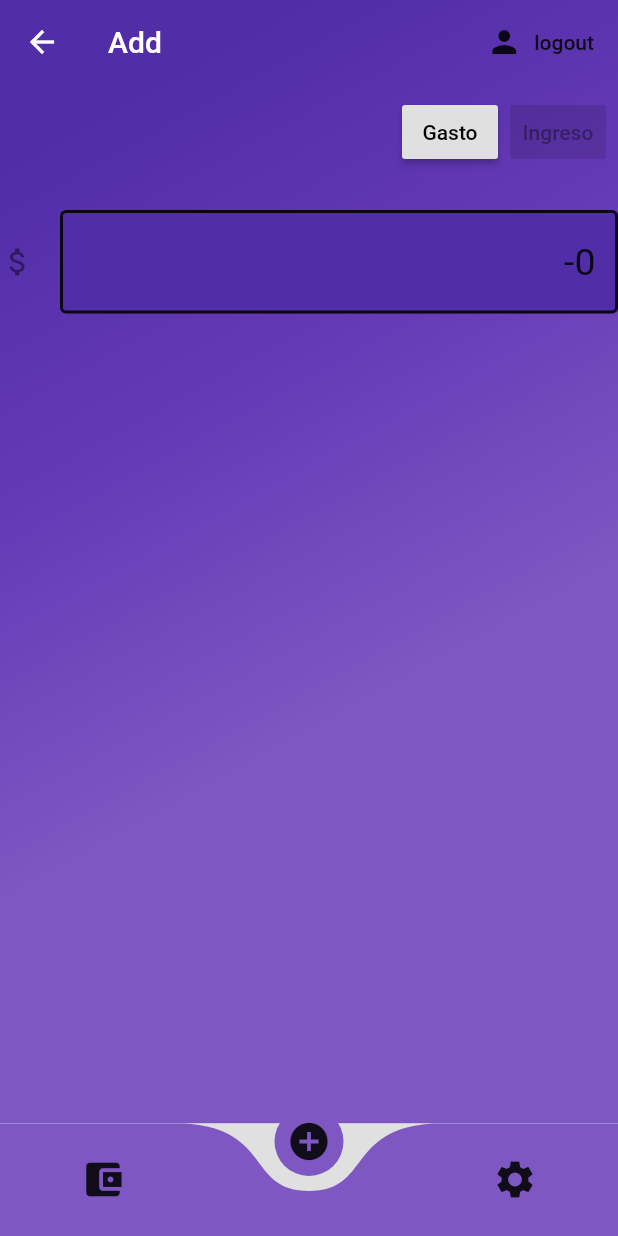
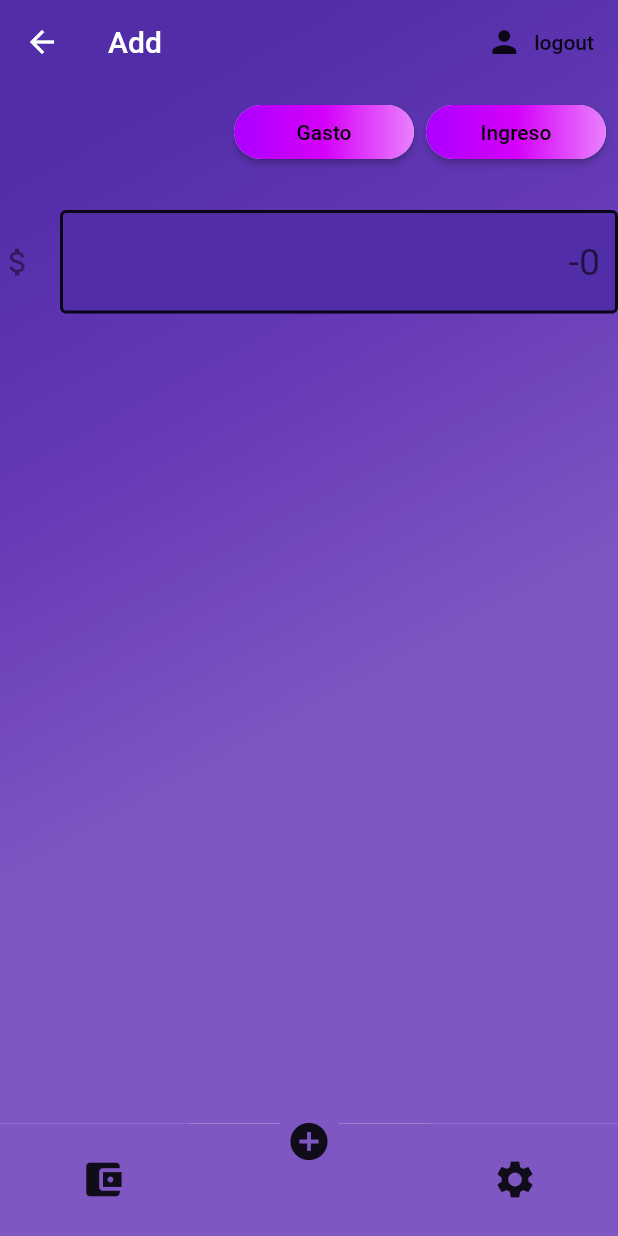
Before and after one commit to Jacttis/billetera_virtual, a Flutter app: the Home screen opened directly, item 2 of the bottom bar chosen, after a tap on "Gasto", on a phone screen of 412 x 824 dp. Run offline on Flutter 3.47's test engine with Material 2 defaults, Android fonts, the light colour scheme and no system bars; drawn by our look-alikes of curved_navigation_bar; our stand-ins replace cloud_firestore, firebase_auth, flutter_spinkit; accounts and stored records are empty.

Commit message:
Clase agregar2

```diff
--- /dev/null
+++ b/lib/models/TextoModificado.dart
@@ -0,0 +1,41 @@
+import 'package:flutter/material.dart';
+
+class TextoModificado{
+
+  InputDecoration texto;
+
+  TextoModificado();
+
+  InputDecoration devolverNegativo(){
+    texto=new InputDecoration(
+      fillColor: Colors.deepPurple[700], icon: Icon(Icons.attach_money),
+      hintText: '-0',
+      filled: true,
+      enabledBorder: OutlineInputBorder(
+        borderSide: BorderSide(color: Colors.black87, width: 2.0),
+      ),
+      focusedBorder: OutlineInputBorder(
+        borderSide: BorderSide(color: Colors.white70, width: 2.0),
+      ),
+    );
+    return texto;
+  }
+
+  InputDecoration devolverPositivo(){
+    texto=new InputDecoration(
+      hintText: '+0',
+      fillColor: Colors.deepPurple[700], icon: Icon(Icons.attach_money),
+      filled: true,
+      enabledBorder: OutlineInputBorder(
+        borderSide: BorderSide(color: Colors.black87, width: 2.0),
+      ),
+      focusedBorder: OutlineInputBorder(
+        borderSide: BorderSide(color: Colors.white70, width: 2.0),
+      ),
+    );
+    return texto;
+  }
+
+
+
+}
--- a/lib/screens/Home/Pages/Add/agregar.dart
+++ b/lib/screens/Home/Pages/Add/agregar.dart
@@ -1,3 +1,4 @@
+import 'package:billetera_virtual/models/TextoModificado.dart';
 import 'package:billetera_virtual/models/User.dart';
 import 'package:billetera_virtual/services/auth.dart';
 import 'package:billetera_virtual/services/database.dart';
@@ -13,10 +14,15 @@ class Agregar extends StatefulWidget {
 
 class _AgregarState extends State<Agregar> {
   final AuthService _auth = AuthService();
+  static LinearGradient myGradient =LinearGradient(colors: [Colors.purpleAccent[700],Colors.purpleAccent[400],Colors.purpleAccent[100]]
+
+
+  );
 
   GlobalKey _textNumber = GlobalKey();
 
   final _controller=TextEditingController();
+  InputDecoration _toggle=textInputDecoration.copyWith(hintText:'\$\$\$',fillColor: Colors.deepPurple[700], icon: Icon(Icons.attach_money),);
 
   @override
   Widget build(BuildContext context) {
@@ -40,21 +46,59 @@ class _AgregarState extends State<Agregar> {
       body: Container(
         child: Column(
           children: <Widget>[
-            ButtonBar(
+            Center(
+              child: ButtonBar(
+
                 children: [
                 RaisedButton(
-                  child: Text("Gasto"),
-                  onPressed: (){
+                    onPressed: () {
                       setState(() {
-                     _controller.text='-0';
+                        _toggle=TextoModificado().devolverNegativo();
                       });
                     },
+                shape: RoundedRectangleBorder(borderRadius: BorderRadius.circular(80.0)),
+                padding: const EdgeInsets.all(0.0),
+                child: Ink(
+                  decoration:  BoxDecoration(
+                    gradient: myGradient,
+                    borderRadius: BorderRadius.all(Radius.circular(80.0)),
+                  ),
+                  child: Container(
+                    constraints: const BoxConstraints(minWidth: 120.0, minHeight: 36.0), // min sizes for Material buttons
+                    alignment: Alignment.center,
+                    child: const Text(
+                      'Gasto',
+                      textAlign: TextAlign.center,
+                    ),
+                  ),
+                ),
                 ),
                   RaisedButton(
-                  child: Text("Ingreso"),
+                    onPressed: () {
+                      setState(() {
+                        _toggle=TextoModificado().devolverPositivo();
+                      });
+                    },
+                    shape: RoundedRectangleBorder(borderRadius: BorderRadius.circular(80.0)),
+                    padding: const EdgeInsets.all(0.0),
+                    child: Ink(
+                      decoration:  BoxDecoration(
+                        gradient: myGradient,
+                        borderRadius: BorderRadius.all(Radius.circular(80.0)),
+                      ),
+                      child: Container(
+                        constraints: const BoxConstraints(minWidth: 120.0, minHeight: 36.0), // min sizes for Material buttons
+                        alignment: Alignment.center,
+                        child: const Text(
+                          'Ingreso',
+                          textAlign: TextAlign.center,
+                        ),
+                      ),
+                    ),
                   ),
 
                 ],
+              ),
             ),
             SizedBox(height: 20.0,),
             TextFormField(
@@ -63,7 +107,7 @@ class _AgregarState extends State<Agregar> {
               style: TextStyle(
                 fontSize: 25,
               ),
-              decoration: textInputDecoration.copyWith(hintText:'\$\$\$',fillColor: Colors.deepPurple[700], icon: Icon(Icons.attach_money),),
+              decoration: _toggle,
               textAlign: TextAlign.right,
               controller: _controller,
             )
--- a/lib/screens/Home/home.dart
+++ b/lib/screens/Home/home.dart
@@ -32,7 +32,7 @@ class _HomeState extends State<Home> {
     return Scaffold(
         bottomNavigationBar: CurvedNavigationBar(
           key: _bottomNavigationKey,
-          backgroundColor: Colors.grey[300],
+          backgroundColor: Colors.deepPurple[400],
           color: Colors.deepPurple[400],
           items: <Widget>[
             Icon(Icons.account_balance_wallet, size: 30),
@@ -46,6 +46,7 @@ class _HomeState extends State<Home> {
           },
         ),
         body: Container(
+          padding: EdgeInsets.only(bottom: 10.40),
           decoration:BoxDecoration(
             gradient: LinearGradient(
                 begin: Alignment.topCenter,
```
Also changed, not shown: 1 other file. Lines whose indentation alone changed are shown as unchanged.
